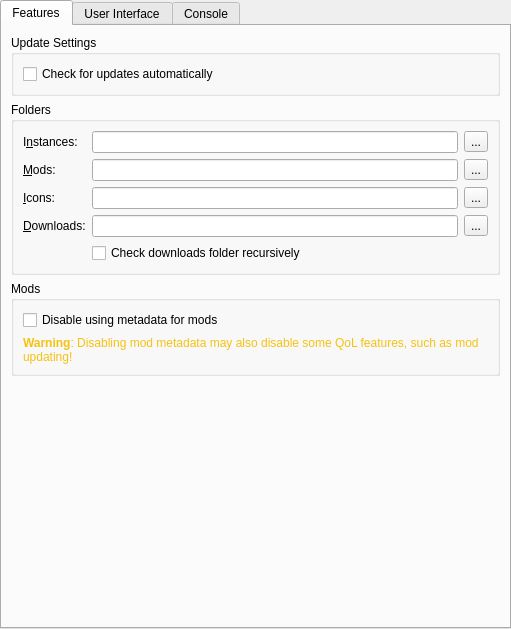
Qt form launcher/ui/pages/global/LauncherPage.ui (FreesmTeam/FreesmLauncher) before a commit.
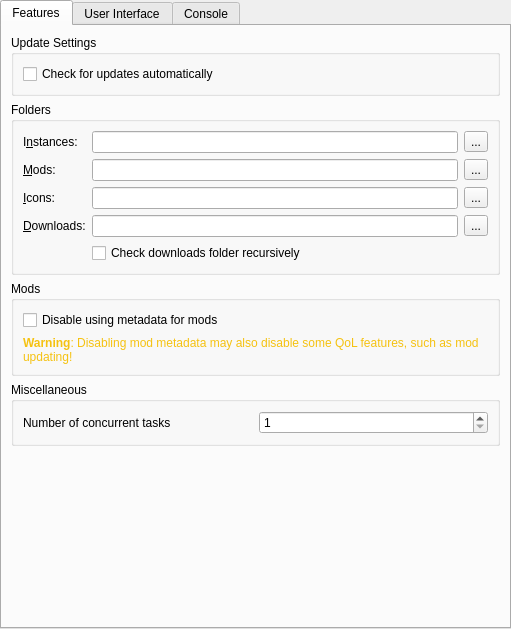
The same form after that commit. Custom widgets are drawn as their Qt base class.

Commit message: made the number of concurrent tasks configurable

Patch:
```diff
--- a/launcher/ui/pages/global/LauncherPage.ui
+++ b/launcher/ui/pages/global/LauncherPage.ui
@@ -189,6 +189,29 @@
          </layout>
         </widget>
        </item>
+       <item>
+        <widget class="QGroupBox" name="miscellaneousGroupBox">
+         <property name="title">
+          <string>Miscellaneous</string>
+         </property>
+         <layout class="QGridLayout" name="gridLayout">
+          <item row="0" column="0">
+           <widget class="QLabel" name="numberOfConcurrentTasksLabel">
+            <property name="text">
+             <string>Number of concurrent tasks</string>
+            </property>
+           </widget>
+          </item>
+          <item row="0" column="1">
+           <widget class="QSpinBox" name="numberOfConcurrentTasksSpinBox">
+            <property name="minimum">
+             <number>1</number>
+            </property>
+           </widget>
+          </item>
+         </layout>
+        </widget>
+       </item>
        <item>
         <spacer name="verticalSpacer_2">
          <property name="orientation">
```
The commit also changes 7 other files.
